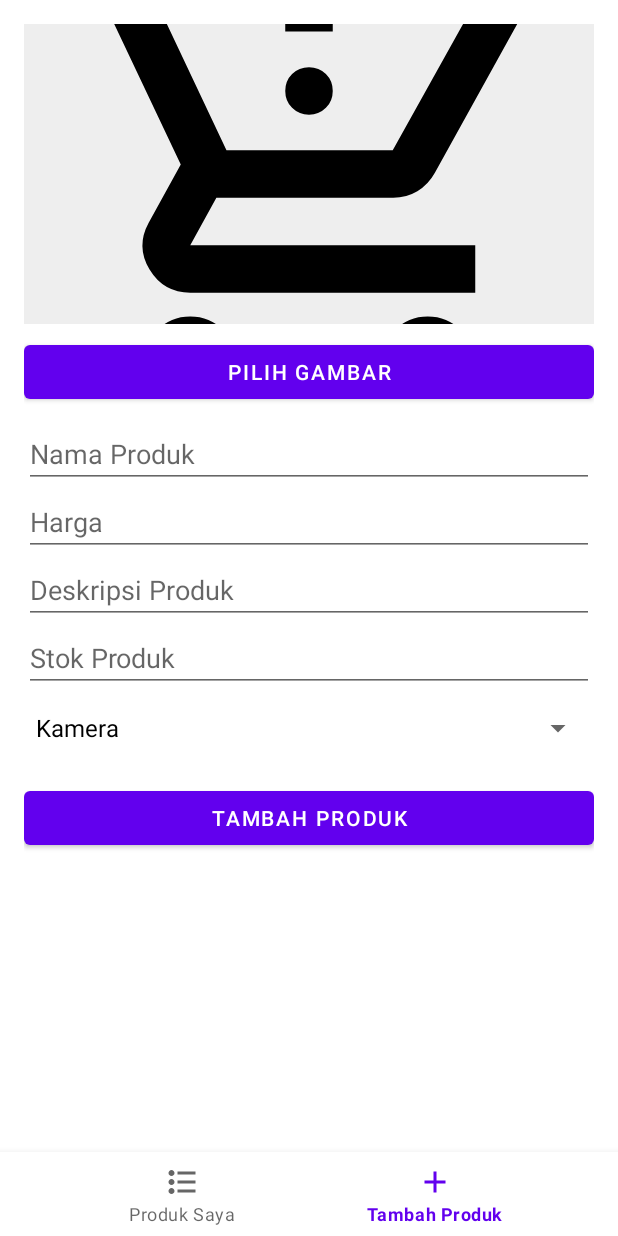
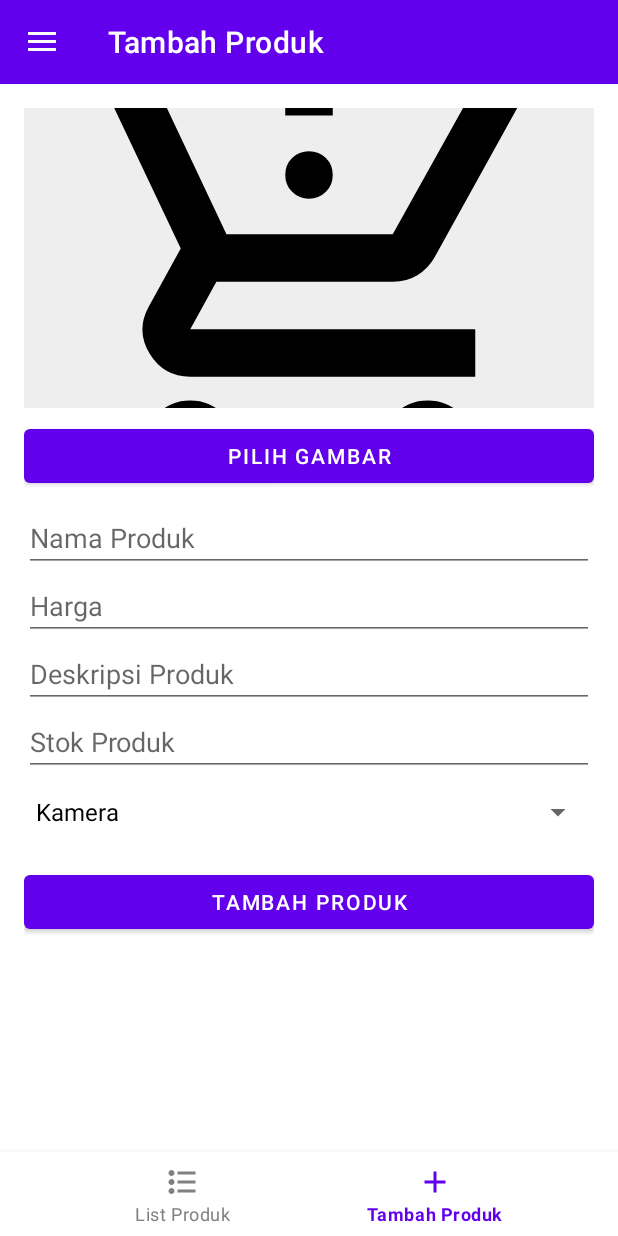
Before and after one commit to ryanradithya/miniprojectv2, an Android app: the SellerActivity screen opened directly, with no data from a screen before it, item 2 of the bottom bar chosen, on a phone screen of 412 x 824 dp. Run offline under Robolectric (Android 15) with nearby library versions, the phone set to English and light mode, and no system bars; our stand-ins replace navigation-ui.

Commit message:
Added top nav, drawer; fixed dynamic data update on BeliFragment

```diff
--- a/app/src/main/java/com/example/miniprojectv2/BeliFragment.kt
+++ b/app/src/main/java/com/example/miniprojectv2/BeliFragment.kt
@@ -16,9 +16,7 @@ class BeliFragment : Fragment() {
 
     private lateinit var adapter: ProductAdapter
     private lateinit var productRecycler: RecyclerView
-    // gunakan MutableList supaya update mudah
     private var allProducts = ProductRepository.produkUtama.toMutableList()
-
     private var currentFilter: String = "Semua Harga"
 
     override fun onCreateView(
@@ -29,8 +27,6 @@ class BeliFragment : Fragment() {
         val v = inflater.inflate(R.layout.fragment_beli, container, false)
 
         val btnLogout: Button = v.findViewById(R.id.btn_logout)
-
-
         btnLogout.setOnClickListener {
             androidx.appcompat.app.AlertDialog.Builder(requireContext())
                 .setTitle("Konfirmasi Logout")
@@ -38,10 +34,8 @@ class BeliFragment : Fragment() {
                 .setPositiveButton("Ya") { _, _ ->
                     Toast.makeText(requireContext(), "Logout berhasil!", Toast.LENGTH_SHORT).show()
 
-                    // Arahkan ke LoginActivity
                     val intent = Intent(requireContext(), LoginActivity::class.java)
-                    intent.flags =
-                        Intent.FLAG_ACTIVITY_NEW_TASK or Intent.FLAG_ACTIVITY_CLEAR_TASK
+                    intent.flags = Intent.FLAG_ACTIVITY_NEW_TASK or Intent.FLAG_ACTIVITY_CLEAR_TASK
                     startActivity(intent)
                 }
                 .setNegativeButton("Batal", null)
@@ -63,7 +57,7 @@ class BeliFragment : Fragment() {
 
         // Produk utama (vertical)
         productRecycler = view.findViewById(R.id.product_recycler)
-        adapter = ProductAdapter(allProducts.toMutableList()) // gunakan mutable copy
+        adapter = ProductAdapter(allProducts.toMutableList())
         productRecycler.layoutManager = LinearLayoutManager(requireContext())
         productRecycler.adapter = adapter
 
@@ -86,19 +80,32 @@ class BeliFragment : Fragment() {
         }
     }
 
+    // Refresh otomatis setiap fragment aktif lagi
+    override fun onResume() {
+        super.onResume()
+
+        // Ambil data terbaru dari repository
+        allProducts = ProductRepository.produkUtama.toMutableList()
+
+        Log.d("BeliFragment", "onResume dipanggil, produk: ${allProducts.size}")
+        adapter.updateData(allProducts)
+
+        // Terapkan kembali filter & search jika sebelumnya ada
+        val searchText = view?.findViewById<EditText>(R.id.search_input)?.text?.toString() ?: ""
+        filterProducts(searchText, currentFilter)
+    }
+
     // Filter produk berdasarkan nama & harga
     private fun filterProducts(query: String, priceFilter: String) {
         val qTrim = query.trim()
-        // jika tidak ada query dan filter = Semua Harga -> kembalikan semua produk
         if (qTrim.isEmpty() && priceFilter == "Semua Harga") {
-            Log.d("BeliFragment", "Restore semua produk (no query, no filter)")
             adapter.updateData(allProducts)
             return
         }
 
-        // jika ada query kosong tapi filter aktif -> tetap terapkan filter harga
         val filtered = allProducts.filter { product ->
-            val matchQuery = if (qTrim.isEmpty()) true else product.name.contains(qTrim, ignoreCase = true)
+            val matchQuery =
+                if (qTrim.isEmpty()) true else product.name.contains(qTrim, ignoreCase = true)
             val matchPrice = when (priceFilter) {
                 "Di bawah 100rb" -> product.price < 100_000
                 "100rb - 300rb" -> product.price in 100_000..300_000
@@ -110,13 +117,19 @@ class BeliFragment : Fragment() {
             matchQuery && matchPrice
         }
 
-        Log.d("BeliFragment", "Filter result: ${filtered.size} produk ditemukan (query='$qTrim', filter='$priceFilter')")
         adapter.updateData(filtered)
     }
 
     // Dialog Filter Harga
     private fun showFilterDialog() {
-        val options = arrayOf("Semua Harga", "Di bawah 100rb", "100rb - 300rb","300rb - 500rb", "500rb - 1jt", "Di atas 1jt")
+        val options = arrayOf(
+            "Semua Harga",
+            "Di bawah 100rb",
+            "100rb - 300rb",
+            "300rb - 500rb",
+            "500rb - 1jt",
+            "Di atas 1jt"
+        )
         val selectedIndex = options.indexOf(currentFilter).let { if (it >= 0) it else 0 }
 
         AlertDialog.Builder(requireContext())
@@ -132,5 +145,4 @@ class BeliFragment : Fragment() {
             .setNegativeButton("Batal", null)
             .show()
     }
-
 }
--- a/app/src/main/java/com/example/miniprojectv2/ProductAdapter.kt
+++ b/app/src/main/java/com/example/miniprojectv2/ProductAdapter.kt
@@ -141,8 +141,12 @@ class ProductAdapter(
     // 🔹 Update Data (untuk Filter)
     // =========================
     fun updateData(newList: List<Product>) {
-        items.clear()
-        items.addAll(newList)
+        (items as MutableList).apply {
+            clear()
+            addAll(newList)
+        }
         notifyDataSetChanged()
     }
+
+
 }
--- a/app/src/main/java/com/example/miniprojectv2/SellerActivity.kt
+++ b/app/src/main/java/com/example/miniprojectv2/SellerActivity.kt
@@ -2,39 +2,58 @@ package com.example.miniprojectv2
 
 import android.os.Bundle
 import androidx.appcompat.app.AppCompatActivity
-import androidx.navigation.NavController
+import androidx.appcompat.widget.Toolbar
+import androidx.drawerlayout.widget.DrawerLayout
 import androidx.navigation.fragment.NavHostFragment
+import androidx.navigation.ui.AppBarConfiguration
+import androidx.navigation.ui.NavigationUI
+import androidx.navigation.ui.setupWithNavController
 import com.google.android.material.bottomnavigation.BottomNavigationView
+import com.google.android.material.navigation.NavigationView
 
 class SellerActivity : AppCompatActivity() {
 
-    private lateinit var navController: NavController
+    private lateinit var appBarConfiguration: AppBarConfiguration
 
     override fun onCreate(savedInstanceState: Bundle?) {
         super.onCreate(savedInstanceState)
         setContentView(R.layout.activity_seller)
 
-        // Ambil NavController dari NavHostFragment
+        // Toolbar setup
+        val toolbar = findViewById<Toolbar>(R.id.seller_toolbar)
+        setSupportActionBar(toolbar)
+
+        // NavController setup
         val navHostFragment = supportFragmentManager
             .findFragmentById(R.id.nav_host_seller) as NavHostFragment
-        navController = navHostFragment.navController
+        val navController = navHostFragment.navController
 
-        // Ambil referensi BottomNavigationView
+        // DrawerLayout & NavigationView
+        val drawerLayout = findViewById<DrawerLayout>(R.id.drawer_layout_seller)
+        val navigationView = findViewById<NavigationView>(R.id.nav_view_seller)
+
+        // BottomNavigationView
         val bottomNav = findViewById<BottomNavigationView>(R.id.bottom_nav_seller)
 
-        // BottomNavigationView listener
-        bottomNav.setOnItemSelectedListener { item ->
-            when (item.itemId) {
-                R.id.nav_list_produk -> {
-                    navController.navigate(R.id.beliFragment)
-                    true
-                }
-                R.id.nav_tambah_produk -> {
-                    navController.navigate(R.id.jualFragment)
-                    true
-                }
-                else -> false
-            }
-        }
+        // Konfigurasi top-level destinations (beli, jual)
+        appBarConfiguration = AppBarConfiguration(
+            setOf(R.id.beliFragment, R.id.jualFragment),
+            drawerLayout // Hubungkan drawer
+        )
+
+        // Hubungkan Toolbar dengan NavController
+        NavigationUI.setupActionBarWithNavController(this, navController, appBarConfiguration)
+
+        // Hubungkan BottomNav dan DrawerNav ke NavController
+        bottomNav.setupWithNavController(navController)
+        navigationView.setupWithNavController(navController)
+    }
+
+    override fun onSupportNavigateUp(): Boolean {
+        val navHostFragment = supportFragmentManager
+            .findFragmentById(R.id.nav_host_seller) as NavHostFragment
+        val navController = navHostFragment.navController
+        return NavigationUI.navigateUp(navController, appBarConfiguration)
+                || super.onSupportNavigateUp()
     }
 }
--- a/app/src/main/res/layout/activity_seller.xml
+++ b/app/src/main/res/layout/activity_seller.xml
@@ -1,26 +1,65 @@
 <?xml version="1.0" encoding="utf-8"?>
-<LinearLayout
-    xmlns:android="http://schemas.android.com/apk/res/android"
+<androidx.drawerlayout.widget.DrawerLayout xmlns:android="http://schemas.android.com/apk/res/android"
     xmlns:app="http://schemas.android.com/apk/res-auto"
-    android:orientation="vertical"
+    android:id="@+id/drawer_layout_seller"
     android:layout_width="match_parent"
     android:layout_height="match_parent">
 
-    <!-- NavHostFragment untuk Navigation Component -->
+    <!-- Konten utama -->
+    <androidx.coordinatorlayout.widget.CoordinatorLayout
+        android:layout_width="match_parent"
+        android:layout_height="match_parent">
+
+        <androidx.constraintlayout.widget.ConstraintLayout
+            android:layout_width="match_parent"
+            android:layout_height="match_parent">
+
+            <!-- Toolbar -->
+            <androidx.appcompat.widget.Toolbar
+                android:id="@+id/seller_toolbar"
+                android:layout_width="0dp"
+                android:layout_height="?attr/actionBarSize"
+                android:background="?attr/colorPrimary"
+                android:theme="@style/ThemeOverlay.AppCompat.Dark.ActionBar"
+                android:title="Seller Dashboard"
+                app:layout_constraintTop_toTopOf="parent"
+                app:layout_constraintStart_toStartOf="parent"
+                app:layout_constraintEnd_toEndOf="parent" />
+
+            <!-- NavHostFragment -->
             <androidx.fragment.app.FragmentContainerView
                 android:id="@+id/nav_host_seller"
                 android:name="androidx.navigation.fragment.NavHostFragment"
-        android:layout_width="match_parent"
+                android:layout_width="0dp"
                 android:layout_height="0dp"
-        android:layout_weight="1"
                 app:navGraph="@navigation/seller_mobile_nav"
-        app:defaultNavHost="true" />
+                app:defaultNavHost="true"
+                app:layout_constraintTop_toBottomOf="@id/seller_toolbar"
+                app:layout_constraintBottom_toTopOf="@id/bottom_nav_seller"
+                app:layout_constraintStart_toStartOf="parent"
+                app:layout_constraintEnd_toEndOf="parent" />
 
             <!-- Bottom Navigation -->
             <com.google.android.material.bottomnavigation.BottomNavigationView
                 android:id="@+id/bottom_nav_seller"
-        android:layout_width="match_parent"
+                android:layout_width="0dp"
                 android:layout_height="wrap_content"
-        app:menu="@menu/seller_bottom_nav_menu" />
+                app:menu="@menu/seller_bottom_nav_menu"
+                app:itemIconTint="@color/bottom_nav_color"
+                app:itemTextColor="@color/bottom_nav_color"
+                app:layout_constraintBottom_toBottomOf="parent"
+                app:layout_constraintStart_toStartOf="parent"
+                app:layout_constraintEnd_toEndOf="parent" />
+        </androidx.constraintlayout.widget.ConstraintLayout>
+    </androidx.coordinatorlayout.widget.CoordinatorLayout>
 
-</LinearLayout>
+    <!-- Drawer Menu -->
+    <com.google.android.material.navigation.NavigationView
+        android:id="@+id/nav_view_seller"
+        android:layout_width="wrap_content"
+        android:layout_height="match_parent"
+        android:layout_gravity="start"
+        app:menu="@menu/drawer_menu"
+        app:headerLayout="@layout/nav_header" />
+
+</androidx.drawerlayout.widget.DrawerLayout>
--- a/app/src/main/res/menu/seller_bottom_nav_menu.xml
+++ b/app/src/main/res/menu/seller_bottom_nav_menu.xml
@@ -1,14 +1,11 @@
-<?xml version="1.0" encoding="utf-8"?>
 <menu xmlns:android="http://schemas.android.com/apk/res/android">
+    <item
+        android:id="@+id/beliFragment"
+        android:icon="@drawable/ic_list"
+        android:title="List Produk" />
 
     <item
-        android:id="@+id/nav_list_produk"
-        android:icon="@drawable/ic_list"
-        android:title="Produk Saya" />
-
-    <item
-        android:id="@+id/nav_tambah_produk"
+        android:id="@+id/jualFragment"
         android:icon="@drawable/ic_add"
         android:title="Tambah Produk" />
-
 </menu>
```
Lines whose indentation alone changed are shown as unchanged.
